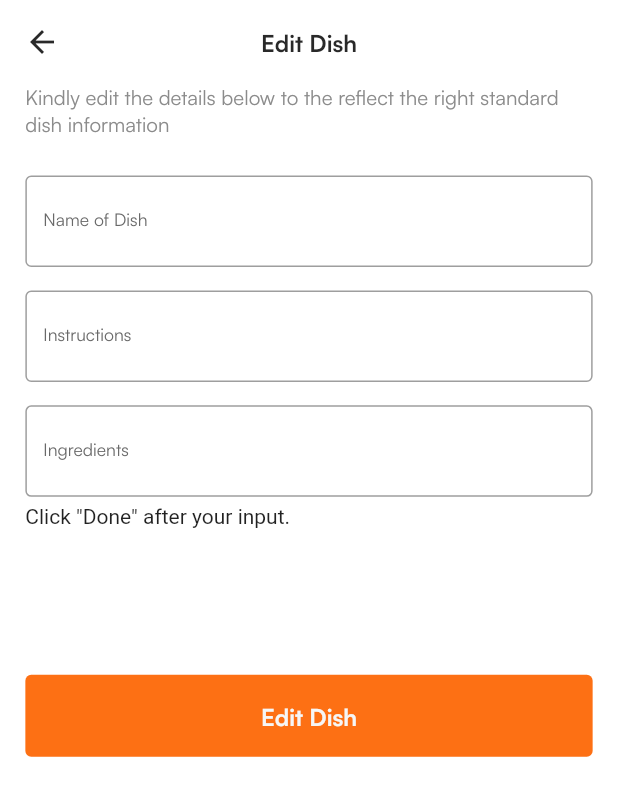
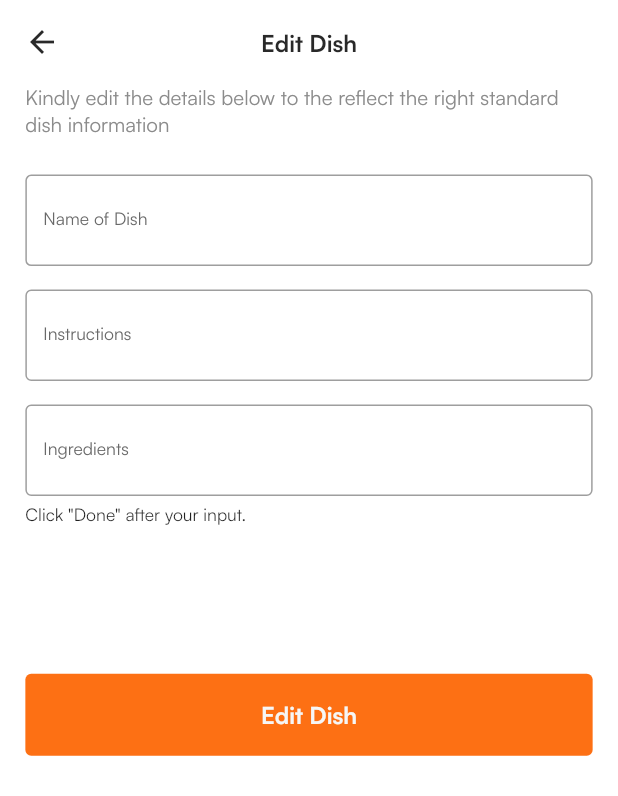
Before and after one commit to moak13/recipe_app, a Flutter app: the EditDishView screen opened by its route, on a phone screen of 412 x 824 dp. Shown: the top 796 px of the screen. Run offline on Flutter 3.47's test engine with Material 2 defaults, Android fonts, the phone set to English and light mode, and no system bars; our stand-ins replace dots_indicator, flutter_screenutil, flutter_svg, stacked, stacked_services, stacked_shared.

Commit message:
fix: made all requested changes

```diff
--- a/lib/ui/common/app_colors.dart
+++ b/lib/ui/common/app_colors.dart
@@ -7,12 +7,8 @@ const Color kcMediumGrey = Color(0xFF474A54);
 const Color kcLightGrey = Color.fromARGB(255, 187, 187, 187);
 const Color kcVeryLightGrey = Color(0xFFE3E3E3);
 const Color kcBackground = Color(0xFFFFFFFF);
-const Color kcIconBackground = Color(0x4BFFF3CE);
-const Color kcIconBackground2 = Color(0xFFF5F5F5);
-const Color kcIconBackground3 = Color(0x728B8B8B);
 const Color kcBackgroundColor = kcDarkGreyColor;
-const Color kBarrierColor = Color(0x99454545);
-const Color kcOrangeShade = Color(0xFFFFF3EC);
+
 
 class AppColors {
   static const Color gray1 = Color(0xffF6F6F6);
@@ -25,6 +21,10 @@ class AppColors {
   static const Color primary6 = Color(0xffFD7014);
   static const Color grey13 = Color(0xFFE8E8E8);
   static const Color redShade = Color(0xFFCC444B);
- static const Color popUpBg = Color(0xFFF5F5F5);
-
+  static const Color popUpBg = Color(0xFFF5F5F5);
+  static const Color orangeShade = Color(0xFFFFF3EC);
+  static const Color barrierColor = Color(0x99454545);
+  static const Color iconBackground = Color(0x4BFFF3CE);
+  static const Color iconBackground2 = Color(0xFFF5F5F5);
+  static const Color iconBackground3 = Color(0x728B8B8B);
 }
--- a/lib/ui/common/app_themes.dart
+++ b/lib/ui/common/app_themes.dart
@@ -64,6 +64,11 @@ class AppThemes {
           gray13: AppColors.grey13,
           redShade: AppColors.redShade,
           popUpBg: AppColors.popUpBg,
+          barrierColor: AppColors.barrierColor,
+          iconBackground2: AppColors.iconBackground2,
+          iconBackground3: AppColors.iconBackground3,
+          orangeShade: AppColors.orangeShade,
+          iconBackground: AppColors.iconBackground,
         ),
       ],
     );
--- a/lib/ui/extension/palette.dart
+++ b/lib/ui/extension/palette.dart
@@ -14,6 +14,11 @@ class Palette extends ThemeExtension<Palette> {
     required this.gray13,
     required this.redShade,
     required this.popUpBg,
+    required this.orangeShade,
+    required this.barrierColor,
+    required this.iconBackground2,
+    required this.iconBackground3,
+    required this.iconBackground,
   });
 
   final Color? gray8;
@@ -27,6 +32,11 @@ class Palette extends ThemeExtension<Palette> {
   final Color? gray13;
   final Color? redShade;
   final Color? popUpBg;
+  final Color? orangeShade;
+  final Color? barrierColor;
+  final Color? iconBackground;
+  final Color? iconBackground2;
+  final Color? iconBackground3;
 
   @override
   Palette copyWith({
@@ -41,6 +51,11 @@ class Palette extends ThemeExtension<Palette> {
     Color? gray13,
     Color? redShade,
     Color? popUpBg,
+    Color? barrierColor,
+    Color? iconBackground2,
+    Color? iconBackground3,
+    Color? orangeShade,
+    Color? iconBackground,
   }) {
     return Palette(
       gray1: gray1 ?? this.gray1,
@@ -54,6 +69,11 @@ class Palette extends ThemeExtension<Palette> {
       gray13: gray13 ?? this.gray13,
       redShade: redShade ?? this.redShade,
       popUpBg: popUpBg ?? this.popUpBg,
+      barrierColor: barrierColor ?? this.barrierColor,
+      iconBackground2: iconBackground2 ?? this.iconBackground2,
+      iconBackground3: iconBackground3 ?? this.iconBackground3,
+      orangeShade: orangeShade ?? this.orangeShade,
+      iconBackground: iconBackground ?? this.iconBackground,
     );
   }
 
@@ -73,7 +93,12 @@ class Palette extends ThemeExtension<Palette> {
       primary6: Color.lerp(primary6, other.primary6, t),
       gray13: Color.lerp(gray13, other.gray13, t),
       redShade: Color.lerp(redShade, other.redShade, t),
-      popUpBg:Color.lerp(popUpBg, other.popUpBg, t),
+      popUpBg: Color.lerp(popUpBg, other.popUpBg, t),
+      orangeShade: Color.lerp(orangeShade, other.orangeShade, t),
+      barrierColor: Color.lerp(barrierColor, other.barrierColor, t),
+      iconBackground2: Color.lerp(iconBackground2, other.iconBackground2, t),
+      iconBackground3: Color.lerp(iconBackground3, other.iconBackground3, t),
+      iconBackground: Color.lerp(iconBackground, other.iconBackground, t),
     );
   }
 }
--- a/lib/ui/views/dish_details/dish_details_viewmodel.dart
+++ b/lib/ui/views/dish_details/dish_details_viewmodel.dart
@@ -47,7 +47,7 @@ class DishDetailsViewModel extends BaseViewModel {
     _dialogService.showCustomDialog(
       variant: DialogType.deleteDish,
       barrierDismissible: true,
-      barrierColor: kBarrierColor,
+      barrierColor: AppColors.barrierColor,
     );
   }
 }
--- a/lib/ui/views/dish_details/widgets/dish_image_header.dart
+++ b/lib/ui/views/dish_details/widgets/dish_image_header.dart
@@ -4,7 +4,6 @@ import 'package:receipe_app/ui/extension/app_typography.dart';
 import 'package:receipe_app/ui/extension/palette.dart';
 import 'package:stacked/stacked.dart';
 import 'package:receipe_app/data_model/product_model.dart';
-import 'package:receipe_app/ui/common/app_colors.dart';
 import 'package:receipe_app/ui/common/ui_helpers.dart';
 import 'package:receipe_app/ui/views/dish_details/dish_details_viewmodel.dart';
 
@@ -61,7 +60,7 @@ class DishImageHeader extends ViewModelWidget<DishDetailsViewModel> {
             ],
             icon: CircleAvatar(
               radius: 20.r,
-              backgroundColor: kcIconBackground3,
+              backgroundColor: palette?.iconBackground3,
               child: Icon(
                 Icons.more_vert_outlined,
                 color: Colors.black,
--- a/lib/ui/views/dish_details/widgets/dish_title.dart
+++ b/lib/ui/views/dish_details/widgets/dish_title.dart
@@ -2,8 +2,6 @@ import 'package:flutter/material.dart';
 import 'package:flutter_screenutil/flutter_screenutil.dart';
 import 'package:receipe_app/data_model/product_model.dart';
 import 'package:receipe_app/generated/l10n.dart';
-import 'package:receipe_app/ui/common/app_colors.dart';
-import 'package:receipe_app/ui/common/ui_helpers.dart';
 import 'package:receipe_app/ui/extension/palette.dart';
 import 'package:receipe_app/ui/views/dish_details/dish_details_viewmodel.dart';
 import 'package:receipe_app/ui/views/homepage/widgets/favourite_widget.dart';
@@ -33,7 +31,7 @@ class DishTitle extends ViewModelWidget<DishDetailsViewModel> {
               fontSize1: 14.sp,
               fontSize2: 16.sp,
             ),
-            verticalSpaceSmall,
+            SizedBox(height:10.h),
             RichTextWidget(
               color1: palette?.gray12,
               color2: palette?.gray12,
@@ -49,7 +47,7 @@ class DishTitle extends ViewModelWidget<DishDetailsViewModel> {
         FavoriteWidget(
           product: product,
           usePadding: false,
-          color: kcIconBackground2,
+          color: palette?.iconBackground2,
         ),
       ],
     );
--- a/lib/ui/views/dish_details/widgets/ingredient_container.dart
+++ b/lib/ui/views/dish_details/widgets/ingredient_container.dart
@@ -1,6 +1,5 @@
 import 'package:flutter/material.dart';
 import 'package:flutter_screenutil/flutter_screenutil.dart';
-import 'package:receipe_app/ui/common/app_colors.dart';
 import 'package:receipe_app/ui/common/ui_helpers.dart';
 import 'package:receipe_app/ui/extension/app_typography.dart';
 import 'package:receipe_app/ui/extension/palette.dart';
@@ -21,7 +20,7 @@ class IngredientContainer extends ViewModelWidget<DishDetailsViewModel> {
       height: screenHeight(context) * .09,
       padding: EdgeInsets.symmetric(horizontal: 10.w, vertical: 12.h),
       decoration: BoxDecoration(
-        color: kcIconBackground2,
+        color: palette?.iconBackground2,
         borderRadius: BorderRadius.circular(8.r),
       ),
       child: Center(
--- a/lib/ui/views/edit_dish/edit_dish_view.dart
+++ b/lib/ui/views/edit_dish/edit_dish_view.dart
@@ -1,7 +1,6 @@
 import 'package:flutter/material.dart';
 import 'package:flutter_screenutil/flutter_screenutil.dart';
 import 'package:receipe_app/generated/l10n.dart';
-import 'package:receipe_app/ui/common/ui_helpers.dart';
 import 'package:receipe_app/ui/extension/app_typography.dart';
 import 'package:receipe_app/ui/extension/palette.dart';
 import 'package:receipe_app/ui/views/edit_dish/edit_dish_view.form.dart';
@@ -51,14 +50,14 @@ class EditDishView extends StackedView<EditDishViewModel> with $EditDishView {
                 color: palette?.gray8,
               ),
             ),
-            verticalSpaceMedium,
+            SizedBox(height: 25.h),
             TextFormField(
               decoration: InputDecoration(
                 labelText: S.current.name_of_dish,
                 hintText: S.current.name_of_dish,
               ),
             ),
-            16.verticalSpace,
+            SizedBox(height: 16.h),
             TextFormField(
               maxLines: null,
               decoration: InputDecoration(
@@ -66,7 +65,7 @@ class EditDishView extends StackedView<EditDishViewModel> with $EditDishView {
                 hintText: S.current.instructions,
               ),
             ),
-            16.verticalSpace,
+            SizedBox(height: 16.h),
             TextFormField(
               controller: ingredientsController,
               textInputAction: TextInputAction.done,
@@ -77,11 +76,14 @@ class EditDishView extends StackedView<EditDishViewModel> with $EditDishView {
                 hintText: S.current.ingredients,
               ),
             ),
-            verticalSpaceTiny,
+            SizedBox(height: 5.h),
             AnimatedOpacity(
               opacity: viewModel.allIngredients.isEmpty ? 1 : 0,
               duration: Duration(milliseconds: 500),
-              child: Text(S.current.click_done),
+              child: Text(
+                S.current.click_done,
+                style: typography?.labelRegular12,
+              ),
             ),
             Wrap(
               runSpacing: 10,
@@ -98,7 +100,7 @@ class EditDishView extends StackedView<EditDishViewModel> with $EditDishView {
                   ),
               ],
             ),
-            100.verticalSpace,
+            SizedBox(height: 100.h),
             PrimaryButton(
               buttonText: S.current.edit_dish,
               onTap: viewModel.editDish,
--- a/lib/ui/views/edit_dish/widget/ingredient_chip.dart
+++ b/lib/ui/views/edit_dish/widget/ingredient_chip.dart
@@ -1,6 +1,5 @@
 import 'package:flutter/material.dart';
 import 'package:flutter_screenutil/flutter_screenutil.dart';
-import 'package:receipe_app/ui/common/app_colors.dart';
 import 'package:receipe_app/ui/extension/app_typography.dart';
 import 'package:receipe_app/ui/extension/palette.dart';
 
@@ -22,7 +21,7 @@ class IngredientChip extends StatelessWidget {
       padding: EdgeInsets.all(10.r),
       decoration: BoxDecoration(
         borderRadius: BorderRadius.circular(20.r),
-        color: kcOrangeShade,
+        color: palette?.orangeShade,
       ),
       child: Row(
         mainAxisAlignment: MainAxisAlignment.spaceBetween,
--- a/lib/ui/views/homepage/widgets/product_item.dart
+++ b/lib/ui/views/homepage/widgets/product_item.dart
@@ -1,6 +1,7 @@
 import 'package:flutter/material.dart';
 import 'package:flutter_screenutil/flutter_screenutil.dart';
 import 'package:receipe_app/data_model/product_model.dart';
+import 'package:receipe_app/generated/l10n.dart';
 import 'package:receipe_app/ui/extension/palette.dart';
 import 'package:receipe_app/ui/views/homepage/widgets/favourite_widget.dart';
 import 'package:receipe_app/ui/widgets/common/richtext_widget.dart';
@@ -43,13 +44,13 @@ class ProductItem extends StatelessWidget {
             RichTextWidget(
               color1: palette?.gray8,
               color2: palette?.primary6,
-              text1: 'Name: ',
+              text1: S.current.name,
               text2: product.title,
             ),
             RichTextWidget(
               color1: palette?.gray8,
               color2: palette?.gray11,
-              text1: 'Date Created: ',
+              text1: S.current.date_created,
               text2: product.date,
             ),
           ],
```
Also changed, not shown: lib/ui/views/dish_details/widgets/dish_detail_bottom.dart (+4 -7 lines), lib/ui/views/homepage/widgets/favourite_widget.dart (+5 -2 lines).
